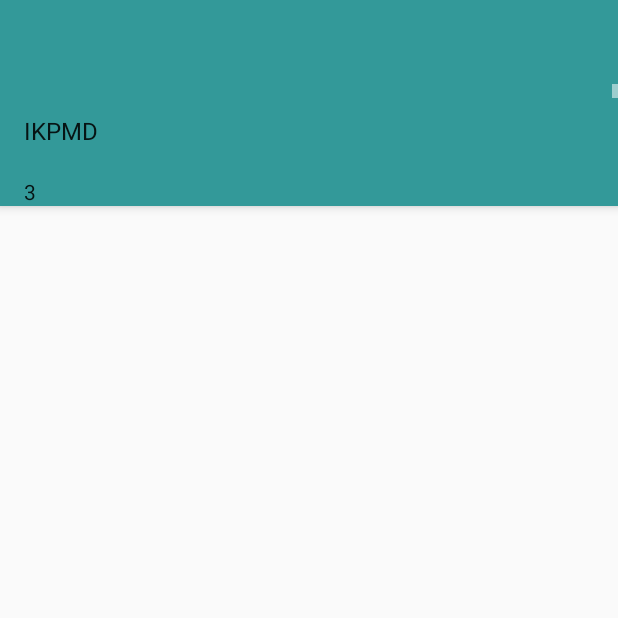
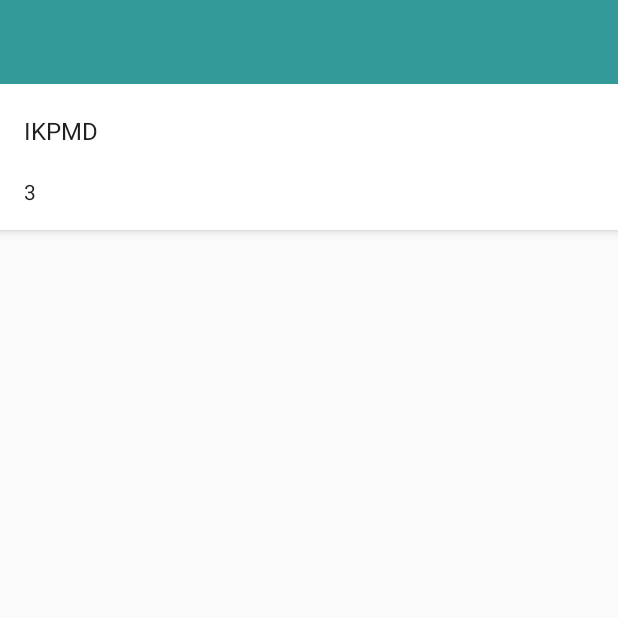
Before and after one commit to pepijnvanhengel/IMTPMD, an Android app: the screen it shows after launch (VakkenActivity), after a tap on an icon or button, on a phone screen of 412 x 824 dp, the top half of it. Run offline under Robolectric (Android 15) with nearby library versions, the phone set to English and light mode, and no system bars; libraries missing offline, so code that uses them is left out: com.github.mikephil.charting.

```diff
--- a/Studiebarometer/app/src/main/AndroidManifest.xml
+++ b/Studiebarometer/app/src/main/AndroidManifest.xml
@@ -15,13 +15,17 @@
             android:theme="@style/AppTheme.NoActionBar" />
         <activity
             android:name=".Splash"
-            android:label="splash screen">
+            android:label="Studie barometer">
             <intent-filter>
                 <action android:name="android.intent.action.MAIN" />
                 >
                 <category android:name="android.intent.category.LAUNCHER" />
             </intent-filter>
         </activity>
+        <activity
+            android:name=".Launcher"
+            android:label="Launcher"
+            android:theme="@style/AppTheme.NoActionBar" />
         <activity
             android:name=".List.VakkenActivity"
             android:label="@string/title_course_list_activity"
--- /dev/null
+++ b/Studiebarometer/app/src/main/java/fitdevelopment/studiebarometer/Launcher.java
@@ -0,0 +1,38 @@
+package fitdevelopment.studiebarometer;
+
+/**
+ * Created by Pepijn on 14/04/2016.
+ */
+import android.content.Context;
+import android.content.Intent;
+import android.content.SharedPreferences;
+import android.support.v7.app.AppCompatActivity;
+import android.os.Bundle;
+
+public class Launcher extends AppCompatActivity {
+
+    @Override
+    protected void onCreate(Bundle savedInstanceState) {
+
+        super.onCreate(savedInstanceState);
+
+        SharedPreferences sharedPreferences = getSharedPreferences("MyData", Context.MODE_PRIVATE);
+        String textNummer = sharedPreferences.getString("textNummer","");
+
+        if(MainActivity.textNummer == "")
+        {
+            Intent intent = new Intent(this,GegevensActivity.class);
+            intent.addFlags(Intent.FLAG_ACTIVITY_CLEAR_TOP);
+            finish();
+            startActivity(intent);
+        }else
+        {
+            Intent intent = new Intent(this,MainActivity.class);
+            intent.addFlags(Intent.FLAG_ACTIVITY_CLEAR_TOP);
+            finish();
+            startActivity(intent);
+        }
+
+    }
+
+}
--- a/Studiebarometer/app/src/main/java/fitdevelopment/studiebarometer/List/VakkenActivity.java
+++ b/Studiebarometer/app/src/main/java/fitdevelopment/studiebarometer/List/VakkenActivity.java
@@ -49,5 +49,9 @@ public class VakkenActivity extends AppCompatActivity {
 
         mAdapter = new CourseListAdapter(VakkenActivity.this, 0, courseModels);
         mListView.setAdapter(mAdapter);
+
+
     }
+
+
 }
--- a/Studiebarometer/app/src/main/java/fitdevelopment/studiebarometer/MainActivity.java
+++ b/Studiebarometer/app/src/main/java/fitdevelopment/studiebarometer/MainActivity.java
@@ -1,6 +1,8 @@
 package fitdevelopment.studiebarometer;
 
+import android.content.Context;
 import android.content.Intent;
+import android.content.SharedPreferences;
 import android.os.Bundle;
 import android.support.v7.app.AppCompatActivity;
 import android.support.v7.widget.Toolbar;
@@ -14,6 +16,9 @@ import java.util.Calendar;
 import fitdevelopment.studiebarometer.List.VakkenActivity;
 
 public class MainActivity extends AppCompatActivity {
+
+    public static String textNaam;
+    public static String textNummer;
 
 
 
@@ -66,6 +71,22 @@ public class MainActivity extends AppCompatActivity {
             semester.setText("Periode: " + periode);
         }
 
+        /*Intent intent = getIntent();
+        textNaam = getIntent().getExtras().getString("textNaam");
+        textNummer = getIntent().getExtras().getString("textNummer");*/
+
+        SharedPreferences sharedPreferences = getSharedPreferences("MyData", Context.MODE_PRIVATE);
+        String textNaam = sharedPreferences.getString("textNaam","");
+        String textNummer = sharedPreferences.getString("textNummer","");
+
+        TextView naam = (TextView)findViewById(R.id.naam);
+        naam.setText("Naam: " + textNaam);
+
+        TextView nummer = (TextView)findViewById(R.id.nummer);
+        nummer.setText("Studentnummer: s" + textNummer);
+
+
+
 
 
 
--- a/Studiebarometer/app/src/main/java/fitdevelopment/studiebarometer/Splash.java
+++ b/Studiebarometer/app/src/main/java/fitdevelopment/studiebarometer/Splash.java
@@ -17,7 +17,7 @@ public class Splash extends Activity {
         int secondsDelayed = 3;
         new Handler().postDelayed(new Runnable() {
             public void run() {
-                startActivity(new Intent(Splash.this, MainActivity.class));
+                startActivity(new Intent(Splash.this, Launcher.class));
                 finish();
             }
         }, secondsDelayed * 1000);
--- a/Studiebarometer/app/src/main/java/fitdevelopment/studiebarometer/database/DatabaseHelper.java
+++ b/Studiebarometer/app/src/main/java/fitdevelopment/studiebarometer/database/DatabaseHelper.java
@@ -29,6 +29,8 @@ public class DatabaseHelper extends SQLiteOpenHelper {
         }
         return mInstance;
     }
+
+
 
 
     @Override
--- a/Studiebarometer/app/src/main/java/fitdevelopment/studiebarometer/database/DatabaseInfo.java
+++ b/Studiebarometer/app/src/main/java/fitdevelopment/studiebarometer/database/DatabaseInfo.java
@@ -16,4 +16,6 @@ public class DatabaseInfo    {
         public static final String PERIOD = "period";
     }
 
+
+
 }
--- a/Studiebarometer/app/src/main/res/layout/activity_vakken.xml
+++ b/Studiebarometer/app/src/main/res/layout/activity_vakken.xml
@@ -21,8 +21,10 @@
 
         <ListView
             android:id="@+id/my_list_view"
-            android:layout_width="wrap_content"
-            android:layout_height="wrap_content"/>
+            android:layout_width="match_parent"
+            android:layout_height="wrap_content"
+            android:background="#fff"
+            android:paddingBottom="16dp"/>
 
 
 
--- a/Studiebarometer/app/src/main/res/layout/content_gegevens.xml
+++ b/Studiebarometer/app/src/main/res/layout/content_gegevens.xml
@@ -37,7 +37,8 @@
         android:layout_height="wrap_content"
         android:background="@color/colorPrimary"
         android:textColor="#fff"
-        android:text="Opslaan"
+        android:text="Doorgaan"
+        android:onClick="opslaan"
         android:id="@+id/button"
         android:layout_alignParentBottom="true"
         android:layout_alignParentStart="true" />
--- a/Studiebarometer/app/src/main/res/layout/content_main.xml
+++ b/Studiebarometer/app/src/main/res/layout/content_main.xml
@@ -56,14 +56,14 @@
             android:textAppearance="?android:attr/textAppearanceMedium"
             android:text="Naam:"
             android:paddingTop="16dp"
-            android:id="@+id/textView" />
+            android:id="@+id/naam" />
 
         <TextView
             android:layout_width="wrap_content"
             android:layout_height="wrap_content"
             android:textAppearance="?android:attr/textAppearanceMedium"
             android:text="Studentnummer:"
-            android:id="@+id/textView2"
+            android:id="@+id/nummer"
             android:layout_gravity="center_vertical" />
 
         <TextView
```
Also changed, not shown: Studiebarometer/app/src/main/java/fitdevelopment/studiebarometer/GegevensActivity.java (+31 -9 lines), Studiebarometer/app/src/main/ic_launcher-web.png (added), Studiebarometer/app/src/main/res/mipmap-hdpi/ic_launcher.png, Studiebarometer/app/src/main/res/mipmap-mdpi/ic_launcher.png, Studiebarometer/app/src/main/res/mipmap-xhdpi/ic_launcher.png, Studiebarometer/app/src/main/res/mipmap-xxhdpi/ic_launcher.png, Studiebarometer/app/src/main/res/mipmap-xxxhdpi/ic_launcher.png.
